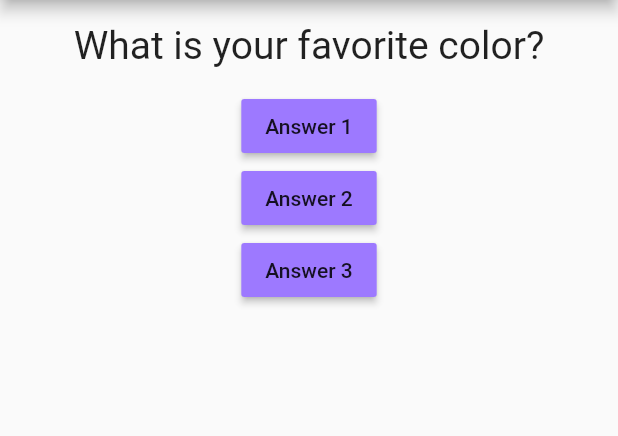
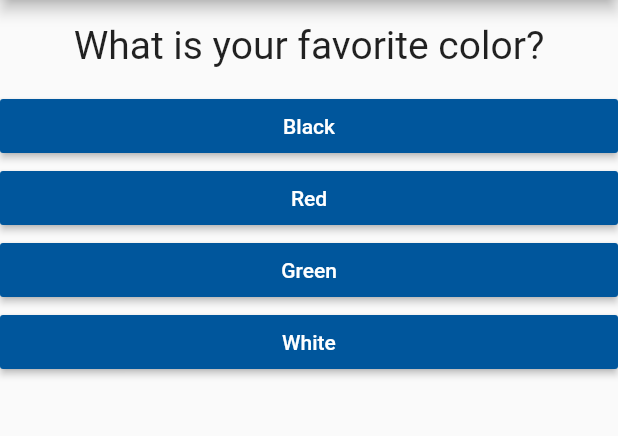
Before and after one commit to mmarolin/quiz-app-flutter, a Flutter app: the screen it shows after launch, on a phone screen of 412 x 824 dp, the part 84-520 px from its top. Run offline on Flutter 3.47's test engine with Material 2 defaults, Android fonts, the phone set to English and light mode, and no system bars.

Commit message:
adding answer functionality

```diff
--- /dev/null
+++ b/lib/answer.dart
@@ -0,0 +1,20 @@
+import 'package:flutter/material.dart';
+
+class Answer extends StatelessWidget {
+  final Function selectHandler;
+  final String answerText;
+
+  Answer(this.selectHandler, this.answerText);
+
+  @override
+  Widget build(BuildContext context) {
+    return Container(
+        width: double.infinity,
+        child: RaisedButton(
+          color: Color.fromARGB(255, 0, 86, 156),
+          textColor: Colors.white,
+          child: Text(answerText),
+          onPressed: selectHandler,
+        ));
+  }
+}
--- a/lib/main.dart
+++ b/lib/main.dart
@@ -1,6 +1,7 @@
 import 'package:flutter/material.dart';
 
 import './question.dart';
+import './answer.dart';
 
 void main() => runApp(MyApp());
 
@@ -16,7 +17,7 @@ class _MyAppState extends State<MyApp> {
 
   void _answerQuestion() {
     setState(() {
-      if (_questionIndex < 1) {
+      if (_questionIndex < 2) {
         _questionIndex += 1;
       } else {
         return;
@@ -28,12 +29,18 @@ class _MyAppState extends State<MyApp> {
   @override
   Widget build(BuildContext context) {
     var questions = [
-      'What is your favorite color?',
-      'What is your favorite animal?'
-    ];
-    var answers = [
-      ['Orange', 'Red', 'Black'],
-      ['Giraffe', 'Elephant', 'Dog'],
+      {
+        'questionText': 'What is your favorite color?',
+        'answers': ['Black', 'Red', 'Green', 'White']
+      },
+      {
+        'questionText': 'What is your favorite animal?',
+        'answers': ['Giraffe', 'Elephant', 'Dog', 'Cat']
+      },
+      {
+        'questionText': 'What is life?',
+        'answers': ['What', 'I dont know', 'Who knows', 'Ok']
+      },
     ];
 
     return MaterialApp(
@@ -45,23 +52,12 @@ class _MyAppState extends State<MyApp> {
         body: Column(
           children: <Widget>[
             Question(
-              questions[_questionIndex],
+              questions[_questionIndex]['questionText'],
             ),
-            RaisedButton(
-              child: Text('Answer 1'),
-              onPressed: _answerQuestion,
-              color: Color.fromARGB(255, 157, 121, 255),
-            ),
-            RaisedButton(
-              child: Text('Answer 2'),
-              onPressed: _answerQuestion,
-              color: Color.fromARGB(255, 157, 121, 255),
-            ),
-            RaisedButton(
-              child: Text('Answer 3'),
-              onPressed: _answerQuestion,
-              color: Color.fromARGB(255, 157, 121, 255),
-            ),
+            ...(questions[_questionIndex]['answers'] as List<String>)
+                .map((answer) {
+              return Answer(_answerQuestion, answer);
+            }).toList(),
           ],
         ),
       ),
```
